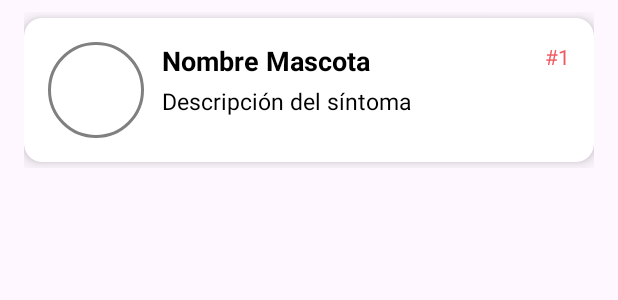
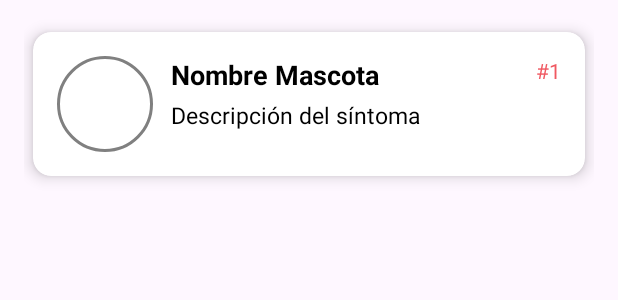
Before and after one commit to AlexanderJAON/EquipoTres, an Android app: the layout item_appointment.xml on its own in the app's theme, with its tools: preview values and no code run, on a phone screen of 412 x 824 dp. Shown: the top 300 px of the screen. Run offline under Robolectric (Android 15) with nearby library versions, the phone set to English and light mode, and no system bars.

Commit message:
Fix ui home

```diff
--- a/app/src/main/res/layout/item_appointment.xml
+++ b/app/src/main/res/layout/item_appointment.xml
@@ -14,10 +14,12 @@
             android:layout_width="match_parent"
             android:layout_height="wrap_content"
             android:layout_marginVertical="4dp"
+            android:elevation="6dp"
+            android:backgroundTint="@color/white"
             app:cardCornerRadius="12dp"
-            android:elevation="6dp"
             app:cardElevation="6dp"
-            android:backgroundTint="@color/white"
+            app:cardPreventCornerOverlap="false"
+            app:cardUseCompatPadding="true"
             app:layout_constraintStart_toStartOf="parent"
             app:layout_constraintEnd_toEndOf="parent"
             app:layout_constraintTop_toTopOf="parent"
```
